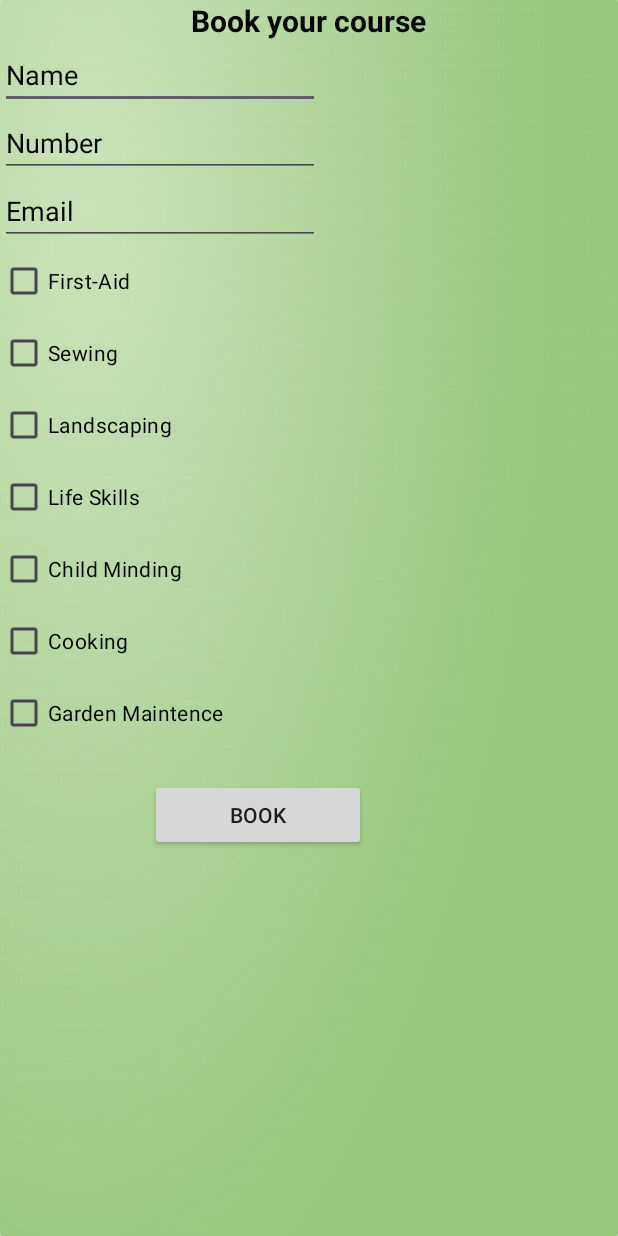
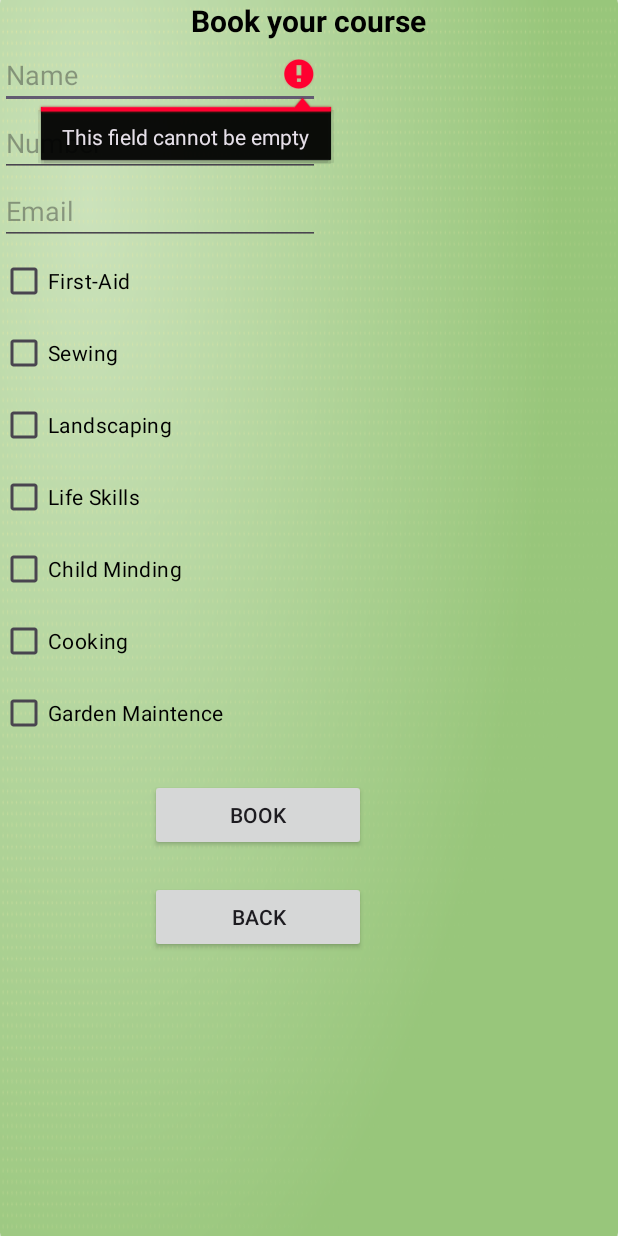
Before and after one commit to ST10478718/Empoweringthenations.ST10494672.ST10478718, an Android app: the BookingScreen screen opened directly, with no data from a screen before it, on a phone screen of 412 x 824 dp. Run offline under Robolectric (Android 15) with nearby library versions, the phone set to English and light mode, and no system bars.

Commit message:
Added a back button for users to be able to go to the previous page

```diff
--- a/app/src/main/java/za/co/varsitycollege/st10478718/empoweringthenationsst10494672st10478718/BookingScreen.kt
+++ b/app/src/main/java/za/co/varsitycollege/st10478718/empoweringthenationsst10494672st10478718/BookingScreen.kt
@@ -24,15 +24,30 @@ class BookingScreen : AppCompatActivity() {
         val txtName = findViewById<EditText>(R.id.txtName)
         val txtPhone = findViewById<EditText>(R.id.txtPhone)
         val txtEmail = findViewById<EditText>(R.id.txtEmail)
+        val btnBack= findViewById<Button>(R.id.btnBack)
 
 
         btnBook.setOnClickListener{
+
             val intent= Intent( this,ThankyouScreen::class.java)
-            startActivity(intent) // this button will take the user to the next page
+            startActivity(intent) // this button will take the user to the next page, // this button will also pass on the entered information
+        }
+        if(txtName.text.toString().trim().isEmpty()){
+            txtName.error = "This field cannot be empty"
+            return
+        }
+        if(txtPhone.text.toString().trim().isEmpty()){
+            txtPhone.error = "This field cannot be empty"
+            return
+        }
+        if(txtEmail.text.toString().trim().isEmpty()){
+            txtEmail.error = "This field cannot be empty"
+            return
         }
 
-
-
+        btnBack.setOnClickListener {
+            finish()// this button will allow the user to go back to the previous page.
+        }
 
     }
 }
--- a/app/src/main/java/za/co/varsitycollege/st10478718/empoweringthenationsst10494672st10478718/CoursesScreen.kt
+++ b/app/src/main/java/za/co/varsitycollege/st10478718/empoweringthenationsst10494672st10478718/CoursesScreen.kt
@@ -19,10 +19,15 @@ class CoursesScreen : AppCompatActivity() {
             insets
         }
         val btnViewShortCourses = findViewById<Button>(R.id.btnViewShortCourses)
+        val btnBack = findViewById<Button>(R.id.btnBack)
 
         btnViewShortCourses.setOnClickListener{
             val intent = Intent( this,ShortCourses::class.java)
             startActivity(intent) // this button will allow the user to view more of the courses
         }
+
+        btnBack.setOnClickListener {
+            finish()// this button will allow the user to go back to the previous page.
+        }
     }
 }
--- a/app/src/main/java/za/co/varsitycollege/st10478718/empoweringthenationsst10494672st10478718/ThankyouScreen.kt
+++ b/app/src/main/java/za/co/varsitycollege/st10478718/empoweringthenationsst10494672st10478718/ThankyouScreen.kt
@@ -18,6 +18,12 @@ class ThankyouScreen : AppCompatActivity() {
             insets
         }
         val btnExit = findViewById<Button>(R.id.btnExit)
+        val btnBack = findViewById<Button>(R.id.btnBack)
+
+
+        btnBack.setOnClickListener {
+            finish()// this button will allow the user to go back to the previous page.
+        }
 
         btnExit.setOnClickListener{
             finishAffinity() // this button will allow the user to exit the app
--- a/app/src/main/res/layout/activity_booking_screen.xml
+++ b/app/src/main/res/layout/activity_booking_screen.xml
@@ -25,7 +25,7 @@
         android:layout_height="wrap_content"
         android:ems="10"
         android:inputType="text"
-        android:text="Name"
+        android:hint="Name"
         android:textColor="@color/black"/>
 
     <EditText
@@ -34,7 +34,7 @@
         android:layout_height="wrap_content"
         android:ems="10"
         android:inputType="text"
-        android:text="Number"
+        android:hint="Number"
         android:textColor="@color/black"/>
 
     <EditText
@@ -43,7 +43,7 @@
         android:layout_height="wrap_content"
         android:ems="10"
         android:inputType="text"
-        android:text="Email"
+        android:hint="Email"
         android:textColor="@color/black"/>
 
 
@@ -105,6 +105,13 @@
         android:layout_marginVertical="20dp"
         android:text="Book"/>
 
+    <androidx.appcompat.widget.AppCompatButton
+        android:id="@+id/btnBack"
+        android:layout_width="144dp"
+        android:layout_height="wrap_content"
+        android:layout_marginHorizontal="100dp"
+        android:text="Back"/>
+
 
 
 </LinearLayout>
--- a/app/src/main/res/layout/activity_main.xml
+++ b/app/src/main/res/layout/activity_main.xml
@@ -36,6 +36,7 @@
         android:textColor="@color/black"
         android:layout_margin="10dp"/>
 
+
     <androidx.appcompat.widget.AppCompatButton
         android:id="@+id/btnViewCourses"
         android:layout_width="144dp"
@@ -48,4 +49,6 @@
 
 
 
+
+
 </LinearLayout>
```
Also changed, not shown: app/src/main/java/za/co/varsitycollege/st10478718/empoweringthenationsst10494672st10478718/ShortCourses.kt (+7 -2 lines), app/src/main/res/layout/activity_courses_screen.xml (+7 -0 lines), app/src/main/res/layout/activity_short_courses.xml (+12 -2 lines), app/src/main/res/layout/activity_thankyou_screen.xml (+9 -3 lines).
